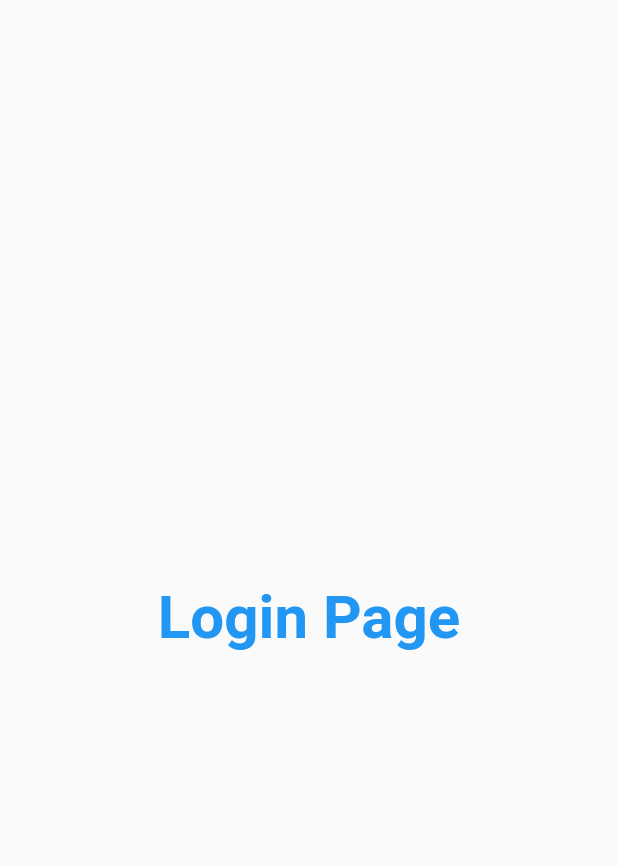
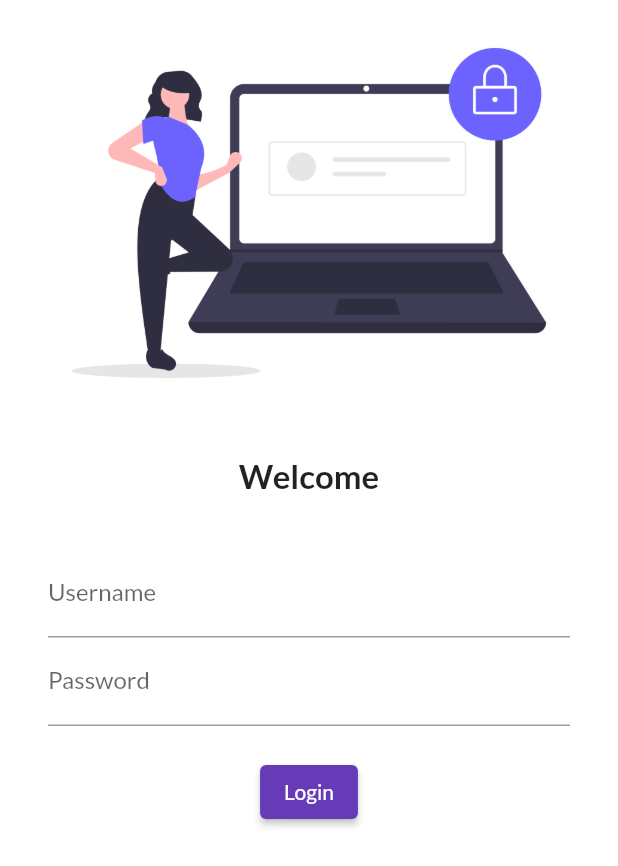
Before and after one commit to tknishh/Flutter_30Days, a Flutter app: the screen it shows after launch, on a phone screen of 412 x 824 dp. Shown: the top 866 px of the screen. Run offline on Flutter 3.47's test engine with Material 2 defaults, Android fonts, the phone set to English and light mode, and no system bars; our stand-ins replace google_fonts.

Commit message:
Day4 completed

```diff
--- a/lib/main.dart
+++ b/lib/main.dart
@@ -1,4 +1,5 @@
 import 'package:flutter/material.dart';
+import 'package:google_fonts/google_fonts.dart';
 import 'package:spogger/pages/home_page.dart';
 import 'package:spogger/pages/login_page.dart';
 
@@ -14,7 +15,10 @@
     return MaterialApp(
       // home: home_page(),
       themeMode: ThemeMode.light,
-      theme: ThemeData(primarySwatch: Colors.deepPurple),
+      theme: ThemeData(
+        primarySwatch: Colors.deepPurple,
+        fontFamily: GoogleFonts.lato().fontFamily,
+      ),
       darkTheme: ThemeData(
         primarySwatch: Colors.grey,
       ),
--- a/lib/pages/login_page.dart
+++ b/lib/pages/login_page.dart
@@ -6,16 +6,56 @@
   @override
   Widget build(BuildContext context) {
     return Material(
-      child: Center(
-        child: Text(
-          "Login Page",
-          style: TextStyle(
-            fontSize: 40,
-            color: Colors.blue,
-            fontWeight: FontWeight.bold,
-          ),
-        ),
-      ),
-    );
+        color: Colors.white,
+        child: Column(
+          children: [
+            Image.asset(
+              "assets/images/login_il.png",
+              fit: BoxFit.cover,
+            ),
+            SizedBox(
+              height: 20.0,
+            ),
+            Text(
+              "Welcome",
+              style: TextStyle(
+                fontSize: 22,
+                fontWeight: FontWeight.bold,
+              ),
+            ),
+            SizedBox(
+              height: 20.0,
+            ),
+            Padding(
+              padding: const EdgeInsets.symmetric(vertical: 16, horizontal: 32),
+              child: Column(
+                children: [
+                  TextFormField(
+                    decoration: InputDecoration(
+                      hintText: "Enter Username",
+                      labelText: "Username",
+                    ),
+                  ),
+                  TextFormField(
+                    obscureText: true,
+                    decoration: InputDecoration(
+                      hintText: "Enter Password",
+                      labelText: "Password",
+                    ),
+                  ),
+                  SizedBox(
+                    height: 20.0,
+                  ),
+                  ElevatedButton(
+                      child: Text("Login"),
+                      onPressed: () {
+                        print("Tedd");
+                      },
+                      style: TextButton.styleFrom()),
+                ],
+              ),
+            )
+          ],
+        ));
   }
 }
--- a/pubspec.yaml
+++ b/pubspec.yaml
@@ -34,6 +34,7 @@
   # The following adds the Cupertino Icons font to your application.
   # Use with the CupertinoIcons class for iOS style icons.
   cupertino_icons: ^1.0.2
+  google_fonts: ^2.3.2
 
 dev_dependencies:
   flutter_test:
@@ -58,8 +59,8 @@
   uses-material-design: true
 
   # To add assets to your application, add an assets section, like this:
-  # assets:
-  #   - images/a_dot_burr.jpeg
+  assets:
+    - assets/images/
   #   - images/a_dot_ham.jpeg
 
   # An image asset can refer to one or more resolution-specific "variants", see
```
Also changed, not shown: assets/images/login_il.png (added), pubspec.lock.
